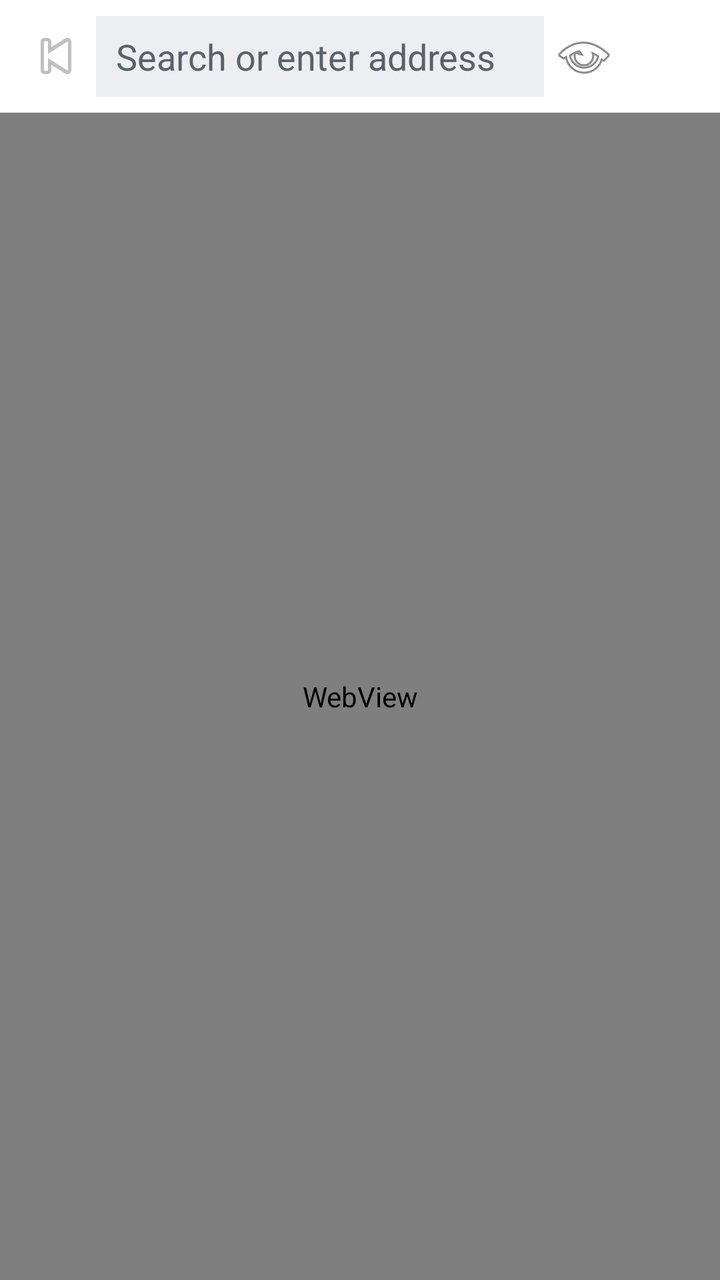
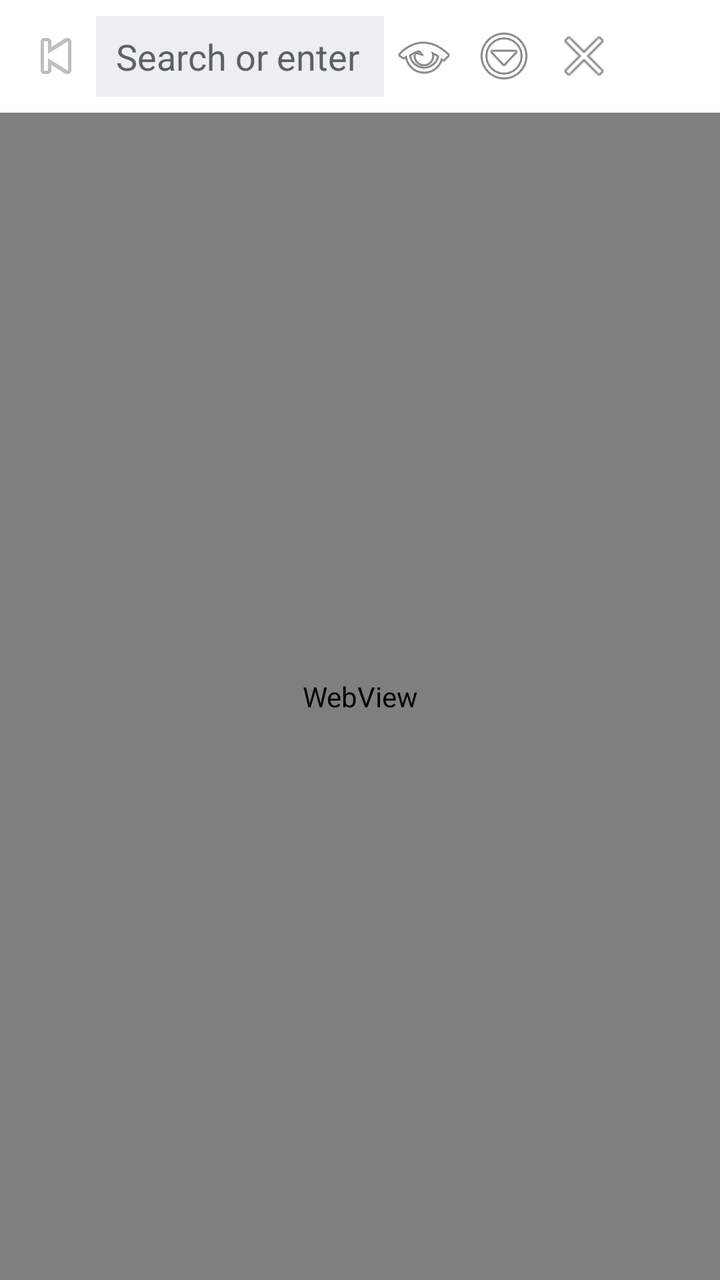

Before-and-after screenshots of an Android layout around one commit, followed by the original layout XML and the change that was made.
<!-- AndroidManifest.xml: application theme Theme.Cobalt -->
<!-- res/layout/fragment_browser.xml -->
<?xml version="1.0" encoding="utf-8"?>
<LinearLayout xmlns:android="http://schemas.android.com/apk/res/android"
    android:layout_width="match_parent"
    android:layout_height="match_parent"
    android:orientation="vertical"
    android:background="@color/cobalt_background">

    <LinearLayout
        android:layout_width="match_parent"
        android:layout_height="wrap_content"
        android:orientation="horizontal"
        android:gravity="center_vertical"
        android:padding="8dp">

        <ImageButton
            android:id="@+id/btnBack"
            android:layout_width="40dp"
            android:layout_height="40dp"
            android:padding="8dp"
            android:src="@android:drawable/ic_media_previous"
            android:background="?attr/selectableItemBackgroundBorderless"
            android:contentDescription="@string/browser_back" />

        <EditText
            android:id="@+id/etAddress"
            android:layout_width="0dp"
            android:layout_height="wrap_content"
            android:layout_weight="1"
            android:hint="@string/browser_hint"
            android:imeOptions="actionGo"
            android:inputType="textUri"
            android:maxLines="1"
            android:textColor="@color/cobalt_text_primary"
            android:textColorHint="@color/cobalt_text_secondary"
            android:background="@color/cobalt_surface_elevated"
            android:paddingHorizontal="10dp"
            android:paddingVertical="8dp" />

        <ImageButton
            android:id="@+id/btnDesktop"
            android:layout_width="40dp"
            android:layout_height="40dp"
            android:padding="8dp"
            android:src="@android:drawable/ic_menu_view"
            android:background="?attr/selectableItemBackgroundBorderless"
            android:contentDescription="@string/browser_desktop" />

        <ImageButton
            android:id="@+id/btnDownload"
            android:layout_width="40dp"
            android:layout_height="40dp"
            android:padding="8dp"
            android:src="@android:drawable/stat_sys_download"
            android:background="?attr/selectableItemBackgroundBorderless"
            android:contentDescription="@string/browser_download" />
    </LinearLayout>

    <ProgressBar
        android:id="@+id/progress"
        style="?android:attr/progressBarStyleHorizontal"
        android:layout_width="match_parent"
        android:layout_height="3dp"
        android:max="100"
        android:visibility="gone" />

    <WebView
        android:id="@+id/webView"
        android:layout_width="match_parent"
        android:layout_height="0dp"
        android:layout_weight="1" />

</LinearLayout>
<!-- resources referenced by this layout -->
<resources>
  <color name="cobalt_background">#FFFFFF</color>
  <color name="cobalt_surface_elevated">#ECEEF1</color>
  <color name="cobalt_text_primary">#111418</color>
  <color name="cobalt_text_secondary">#5A6169</color>
  <string name="browser_back">Back</string>
  <string name="browser_desktop">Desktop site</string>
  <string name="browser_download">Download from page</string>
  <string name="browser_hint">Search or enter address</string>
  <style name="Theme.Cobalt" parent="Theme.Material3.DayNight">
          <item name="colorPrimary">@color/cobalt_accent_blue</item>
          <item name="colorOnPrimary">@color/cobalt_text_primary</item>
          <item name="colorSurface">@color/cobalt_surface</item>
          <item name="colorOnSurface">@color/cobalt_text_primary</item>
          <item name="android:colorBackground">@color/cobalt_background</item>
          <item name="android:statusBarColor">@android:color/transparent</item>
          <item name="android:navigationBarColor">@android:color/transparent</item>
          <item name="android:windowLayoutInDisplayCutoutMode">shortEdges</item>
          <item name="bottomSheetDialogTheme">@style/Theme.Cobalt.BottomSheet</item>
      </style>
  <color name="cobalt_accent_blue">#0099FF</color>
  <color name="cobalt_surface">#F6F7F9</color>
  <style name="Theme.Cobalt.BottomSheet" parent="Theme.Material3.DayNight.BottomSheetDialog">
          <item name="android:colorBackground">@color/cobalt_surface_sidebar</item>
          <item name="colorSurface">@color/cobalt_surface_sidebar</item>
      </style>
  <color name="cobalt_surface_sidebar">#FFFFFF</color>
</resources>

<!-- the commit's change to res/layout/fragment_browser.xml (unified diff, before → after) -->
@@ -46,6 +46,24 @@
             android:contentDescription="@string/browser_desktop" />
 
         <ImageButton
+            android:id="@+id/btnTabs"
+            android:layout_width="40dp"
+            android:layout_height="40dp"
+            android:padding="8dp"
+            android:src="@android:drawable/ic_menu_more"
+            android:background="?attr/selectableItemBackgroundBorderless"
+            android:contentDescription="@string/browser_tabs" />
+
+        <ImageButton
+            android:id="@+id/btnIncognito"
+            android:layout_width="40dp"
+            android:layout_height="40dp"
+            android:padding="8dp"
+            android:src="@android:drawable/ic_menu_close_clear_cancel"
+            android:background="?attr/selectableItemBackgroundBorderless"
+            android:contentDescription="@string/browser_incognito" />
+
+        <ImageButton
             android:id="@+id/btnDownload"
             android:layout_width="40dp"
             android:layout_height="40dp"
<!-- resource entries referenced after the edit -->
@@ -8,6 +8,8 @@
   <string name="browser_desktop">Desktop site</string>
   <string name="browser_download">Download from page</string>
   <string name="browser_hint">Search or enter address</string>
+  <string name="browser_incognito">Incognito</string>
+  <string name="browser_tabs">Tabs</string>
   <style name="Theme.Cobalt" parent="Theme.Material3.DayNight">
           <item name="colorPrimary">@color/cobalt_accent_blue</item>
           <item name="colorOnPrimary">@color/cobalt_text_primary</item>
